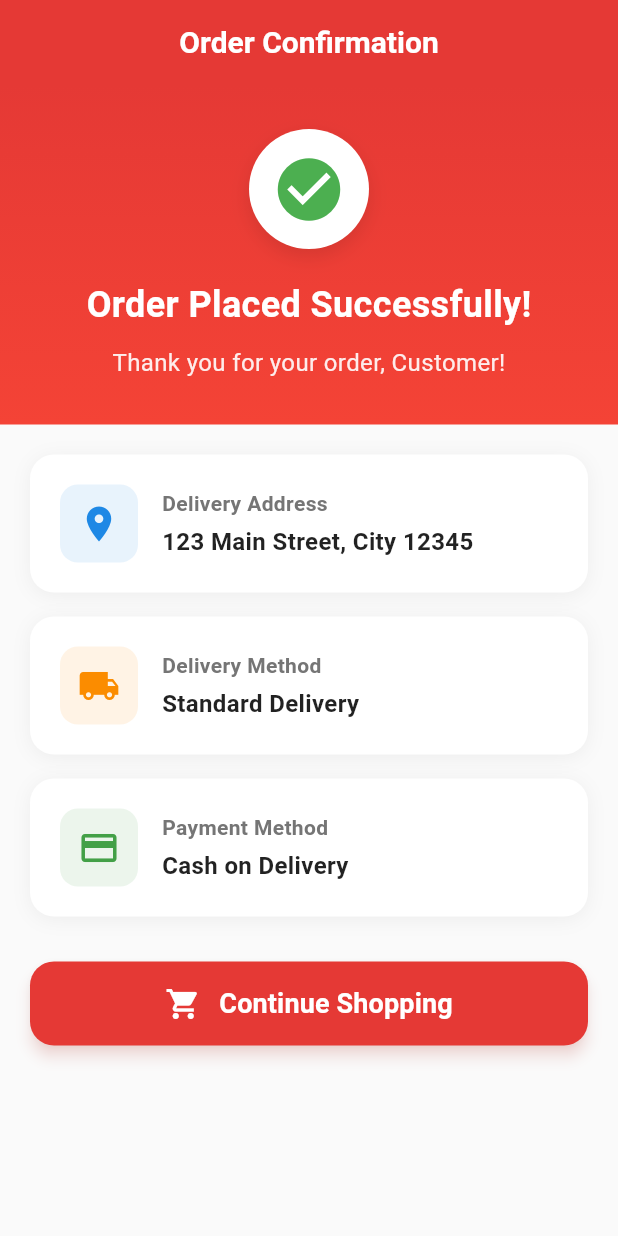
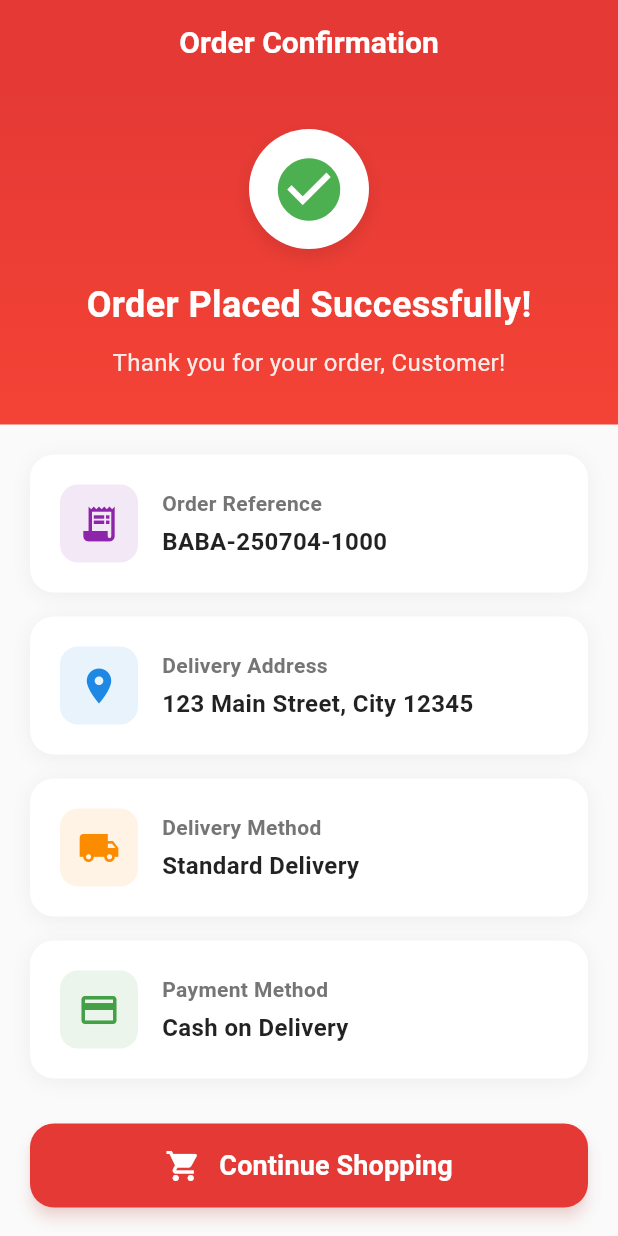
Before and after one commit to KennJ78/babaorderingapp, a Flutter app: the OrderConfirmationScreen screen opened directly with empty values, on a phone screen of 412 x 824 dp. Run offline on Flutter 3.47's test engine with Material 3 defaults, Android fonts, the phone set to English and light mode, and no system bars.

Commit message:
day 4week 2

```diff
--- a/lib/main.dart
+++ b/lib/main.dart
@@ -33,6 +33,7 @@ class MyApp extends StatelessWidget {
             city: args?['city'] ?? '',
             postalCode: args?['postalCode'] ?? '',
             deliveryOption: args?['deliveryOption'] ?? 'Standard Delivery',
+            orderReference: args?['orderReference'] ?? '',
           );
         },
       },
--- a/lib/pages/checkout_screen.dart
+++ b/lib/pages/checkout_screen.dart
@@ -332,12 +332,16 @@ class _CheckoutScreenState extends State<CheckoutScreen> {
     if (_formKey.currentState!.validate()) {
       _formKey.currentState!.save();
 
+      // Generate order reference
+      final orderReference = _generateOrderReference();
+
       // Debug print to see what values are being passed
       print('CheckoutScreen - Name: $_name');
       print('CheckoutScreen - Street: $_street');
       print('CheckoutScreen - City: $_city');
       print('CheckoutScreen - Postal Code: $_postalCode');
       print('CheckoutScreen - Delivery Option: $_deliveryOption');
+      print('CheckoutScreen - Order Reference: $orderReference');
 
       Navigator.pushReplacement(
         context,
@@ -348,9 +352,20 @@ class _CheckoutScreenState extends State<CheckoutScreen> {
             city: _city,
             postalCode: _postalCode,
             deliveryOption: _deliveryOption,
+            orderReference: orderReference,
           ),
         ),
       );
     }
   }
+
+  String _generateOrderReference() {
+    final now = DateTime.now();
+    final year = now.year.toString().substring(2); // Last 2 digits of year
+    final month = now.month.toString().padLeft(2, '0');
+    final day = now.day.toString().padLeft(2, '0');
+    final random = (1000 + (DateTime.now().millisecondsSinceEpoch % 9000)).toString();
+
+    return 'BABA-$year$month$day-$random';
+  }
 }
--- a/lib/pages/order_confirmation_screen.dart
+++ b/lib/pages/order_confirmation_screen.dart
@@ -6,6 +6,7 @@ class OrderConfirmationScreen extends StatelessWidget {
   final String city;
   final String postalCode;
   final String deliveryOption;
+  final String orderReference;
 
   const OrderConfirmationScreen({
     super.key,
@@ -14,6 +15,7 @@ class OrderConfirmationScreen extends StatelessWidget {
     required this.city,
     required this.postalCode,
     required this.deliveryOption,
+    required this.orderReference,
   });
 
   @override
@@ -24,6 +26,7 @@ class OrderConfirmationScreen extends StatelessWidget {
     final displayCity = city.isEmpty ? 'City' : city;
     final displayPostalCode = postalCode.isEmpty ? '12345' : postalCode;
     final displayDeliveryOption = deliveryOption.isEmpty ? 'Standard Delivery' : deliveryOption;
+    final displayOrderReference = orderReference.isEmpty ? _generateOrderReference() : orderReference;
 
     return Scaffold(
       backgroundColor: Colors.grey[50],
@@ -109,6 +112,16 @@ class OrderConfirmationScreen extends StatelessWidget {
               padding: const EdgeInsets.all(20),
               child: Column(
                 children: [
+                  // Order Reference Card
+                  _buildInfoCard(
+                    icon: Icons.receipt_long,
+                    title: 'Order Reference',
+                    content: displayOrderReference,
+                    color: Colors.purple[600]!,
+                  ),
+
+                  const SizedBox(height: 16),
+
                   // Delivery Information Card
                   _buildInfoCard(
                     icon: Icons.location_on,
@@ -148,7 +161,7 @@ class OrderConfirmationScreen extends StatelessWidget {
                         // Navigate to home screen and clear the navigation stack
                         Navigator.of(context).pushNamedAndRemoveUntil(
                           '/home',
-                          (Route<dynamic> route) => false,
+                              (Route<dynamic> route) => false,
                         );
                       },
                       style: ElevatedButton.styleFrom(
@@ -250,4 +263,14 @@ class OrderConfirmationScreen extends StatelessWidget {
       ),
     );
   }
+
+  String _generateOrderReference() {
+    final now = DateTime.now();
+    final year = now.year.toString().substring(2); // Last 2 digits of year
+    final month = now.month.toString().padLeft(2, '0');
+    final day = now.day.toString().padLeft(2, '0');
+    final random = (1000 + (DateTime.now().millisecondsSinceEpoch % 9000)).toString();
+
+    return 'BABA-$year$month$day-$random';
+  }
 }
```
Also changed, not shown: lib/pages/home_screen.dart (+45 -0 lines).
